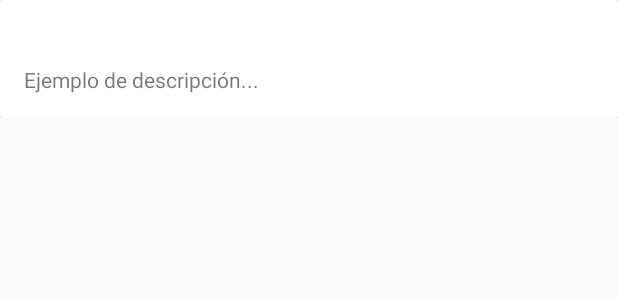
After one commit to barcochrist/Mercado-Libre-API-Android, an Android app: the layout item_queries_without_auth.xml on its own in the app's theme, with its tools: preview values and no code run, on a phone screen of 412 x 824 dp. The commit adds this screen. Shown: the top 300 px of the screen. Run offline under Robolectric (Android 15) with nearby library versions, the phone set to English and light mode, and no system bars.

Commit message:
Add recycler view and basic information in QueriesWithoutActivity
Delete xml unnecesary
Refactor queries with auth xml

```diff
--- a/app/src/main/AndroidManifest.xml
+++ b/app/src/main/AndroidManifest.xml
@@ -38,12 +38,10 @@
 
         <activity
             android:name=".QueriesWithAuthActivity"
-            android:label="@string/title_activity_queries_with_auth"
-            android:theme="@style/AppTheme.NoActionBar" />
+            android:label="@string/title_activity_queries_with_auth"/>
         <activity
             android:name=".QueriesWithoutAuthActivity"
-            android:label="@string/title_activity_queries_without_auth"
-            android:theme="@style/AppTheme.NoActionBar" />
+            android:label="@string/title_activity_queries_without_auth"/>
     </application>
 
 </manifest>
--- a/app/src/main/res/layout/activity_queries_with_auth.xml
+++ b/app/src/main/res/layout/activity_queries_with_auth.xml
@@ -32,7 +32,4 @@
 
         </android.support.design.widget.CollapsingToolbarLayout>
     </android.support.design.widget.AppBarLayout>
-
-    <include layout="@layout/content_queries_with_auth" />
-
 </android.support.design.widget.CoordinatorLayout>
--- /dev/null
+++ b/app/src/main/res/layout/item_queries_without_auth.xml
@@ -0,0 +1,31 @@
+<?xml version="1.0" encoding="utf-8"?>
+<LinearLayout xmlns:android="http://schemas.android.com/apk/res/android"
+    android:layout_width="match_parent"
+    android:layout_height="wrap_content"
+    android:orientation="vertical">
+
+    <android.support.v7.widget.CardView
+        android:id="@+id/cv"
+        android:layout_width="match_parent"
+        android:layout_height="wrap_content">
+
+        <LinearLayout
+            android:layout_width="match_parent"
+            android:layout_height="wrap_content"
+            android:orientation="vertical"
+            android:padding="16dp">
+
+            <TextView
+                android:id="@+id/textViewItem"
+                android:layout_width="wrap_content"
+                android:layout_height="wrap_content"
+                android:textSize="20sp" />
+
+            <TextView
+                android:id="@+id/textViewDescription"
+                android:layout_width="wrap_content"
+                android:layout_height="wrap_content"
+                android:text="Ejemplo de descripción..." />
+        </LinearLayout>
+    </android.support.v7.widget.CardView>
+</LinearLayout>
```
Also changed, not shown: app/src/main/java/com/programacionmaster/mercadolibreapijava/QueriesWithoutAuthActivity.java (+46 -3 lines), app/src/main/java/com/programacionmaster/mercadolibreapijava/adapter/QueriesWithoutAdapter.java (added, +59 -0 lines), app/src/main/res/layout/activity_queries_without_auth.xml (+8 -33 lines), app/src/main/res/layout/content_queries_with_auth.xml (deleted, +0 -17 lines), app/src/main/res/layout/content_queries_without_auth.xml (deleted, +0 -17 lines).
